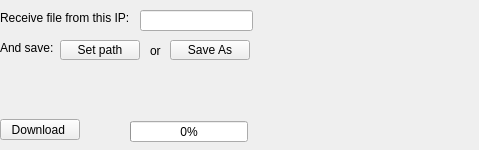
Before: the Qt Designer form gui/downloadwidget.ui in JerzySpendel/LanTransfer, drawn with Qt 5.
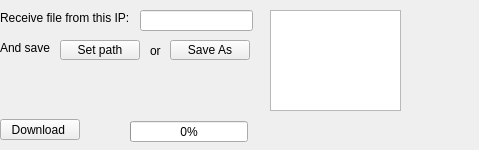
After: the same form once the commit is applied.

What changed in the file:
```diff
--- a/gui/downloadwidget.ui
+++ b/gui/downloadwidget.ui
@@ -67,7 +67,7 @@
     <rect>
      <x>0</x>
      <y>40</y>
-     <width>81</width>
+     <width>51</width>
      <height>16</height>
     </rect>
    </property>
@@ -91,7 +91,7 @@
   <widget class="QLabel" name="label_3">
    <property name="geometry">
     <rect>
-     <x>260</x>
+     <x>10</x>
      <y>80</y>
      <width>211</width>
      <height>31</height>
@@ -149,6 +149,16 @@
     <string>or</string>
    </property>
   </widget>
+  <widget class="QListView" name="listView">
+   <property name="geometry">
+    <rect>
+     <x>270</x>
+     <y>10</y>
+     <width>131</width>
+     <height>101</height>
+    </rect>
+   </property>
+  </widget>
  </widget>
  <resources/>
  <connections/>
```
